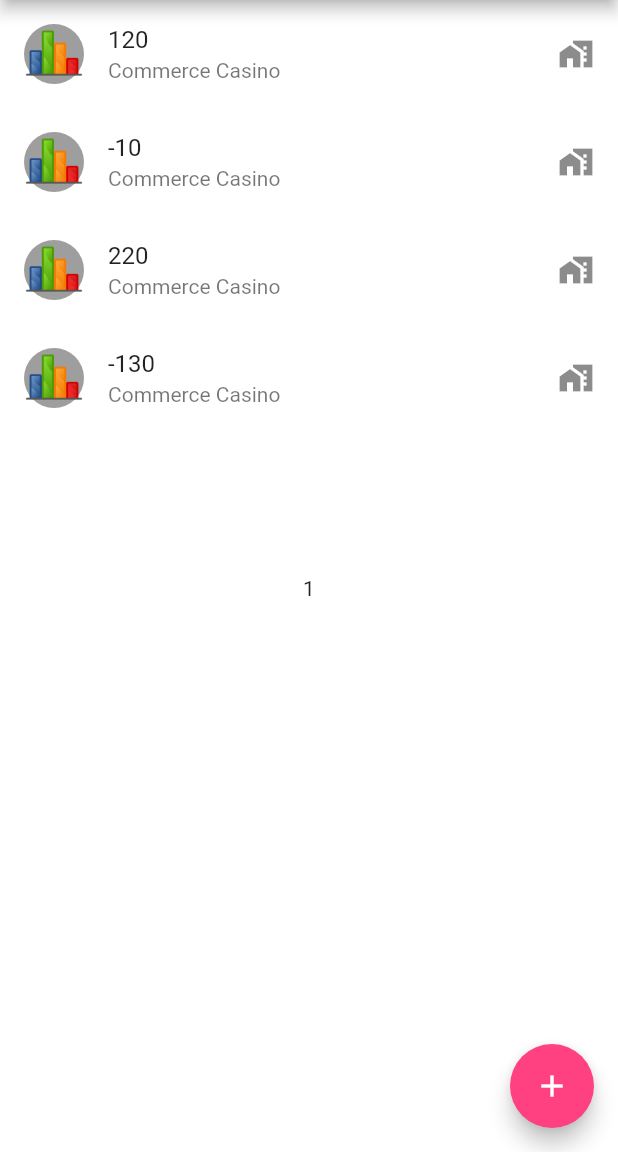
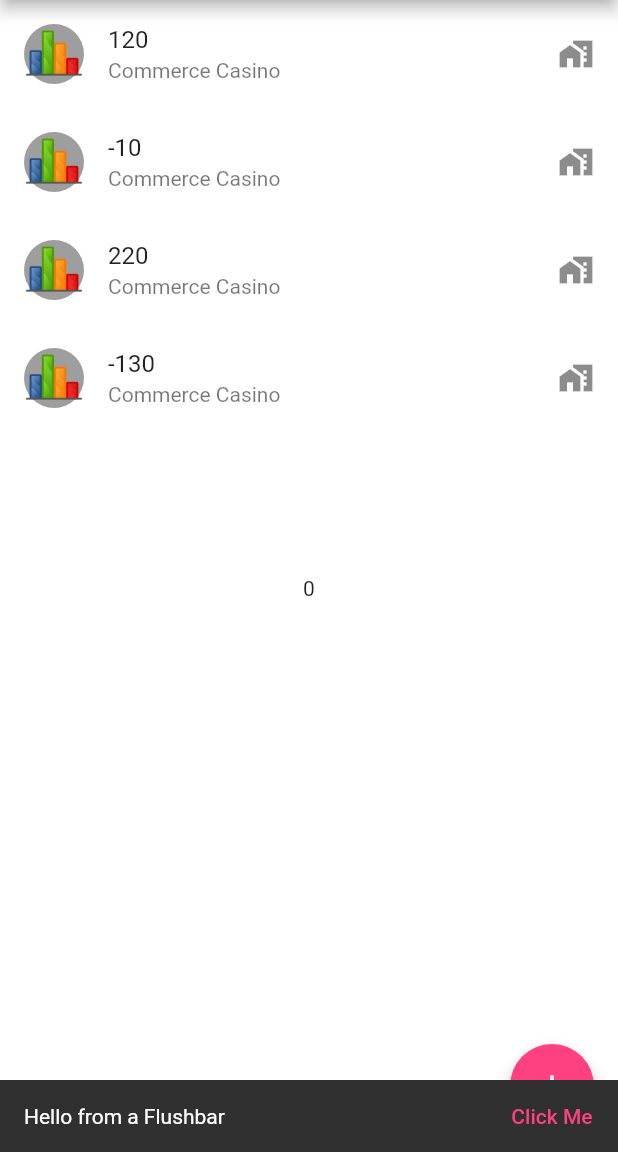
Before and after one commit to torgammelgard/poker-trax-2, a Flutter app: the screen it shows after launch, after a tap on the "add" icon, on a phone screen of 412 x 824 dp, the part 84-1236 px from its top. Run offline on Flutter 3.47's test engine with Material 2 defaults, Android fonts, the phone set to English and light mode, and no system bars; our stand-ins replace flushbar.

Commit message:
Add flush bar

```diff
--- a/lib/main.dart
+++ b/lib/main.dart
@@ -1,3 +1,4 @@
+import 'package:flushbar/flushbar.dart';
 import 'package:flutter/material.dart';
 import 'package:scoped_model/scoped_model.dart';
 
@@ -7,7 +8,7 @@ void main() => runApp(MyApp());
 
 class MyApp extends StatelessWidget {
   @override
-  Widget build(BuildContext context) {
+  Widget build(BuildContext ctx) {
     return MaterialApp(
         title: 'Poker Trax 2',
         theme: ThemeData(
@@ -30,20 +31,39 @@ class MyApp extends StatelessWidget {
                 Expanded(
                     child: ScopedModelDescendant<TestModel>(
                   builder: (context, child, model) =>
-                              Text(model.counter.toString()),)
-                    )
+                      Text(model.counter.toString()),
+                ))
               ])),
               floatingActionButton: ScopedModelDescendant<TestModel>(
-                builder: (context, child, model) =>
-                    FloatingActionButton(
+                builder: (context, child, model) => FloatingActionButton(
                   onPressed: () {
-                        model.increment();
+                    show_Simple_Flushbar(context);
                   },
                   tooltip: 'Increment',
                   child: Icon(Icons.add),
                 ),
               ),
             )));
+  }
+
+  void show_Simple_Flushbar(BuildContext context) {
+    Flushbar(
+      // There is also a messageText property for when you want to
+      // use a Text widget and not just a simple String
+      message: 'Hello from a Flushbar',
+      // Even the button can be styled to your heart's content
+      mainButton: FlatButton(
+        child: Text(
+          'Click Me',
+          style: TextStyle(color: Theme.of(context).accentColor),
+        ),
+        onPressed: () {
+          print("Simple snackbar example");
+        },
+      ),
+      duration: Duration(seconds: 3),
+      // Show it with a cascading operator
+    )..show(context);
   }
 }
 
--- a/pubspec.yaml
+++ b/pubspec.yaml
@@ -16,6 +16,7 @@ dependencies:
   flutter:
     sdk: flutter
   scoped_model: ^1.0.1
+  flushbar: ^1.10.4
 
   # The following adds the Cupertino Icons font to your application.
   # Use with the CupertinoIcons class for iOS style icons.
```
Lines whose indentation alone changed are shown as unchanged.
